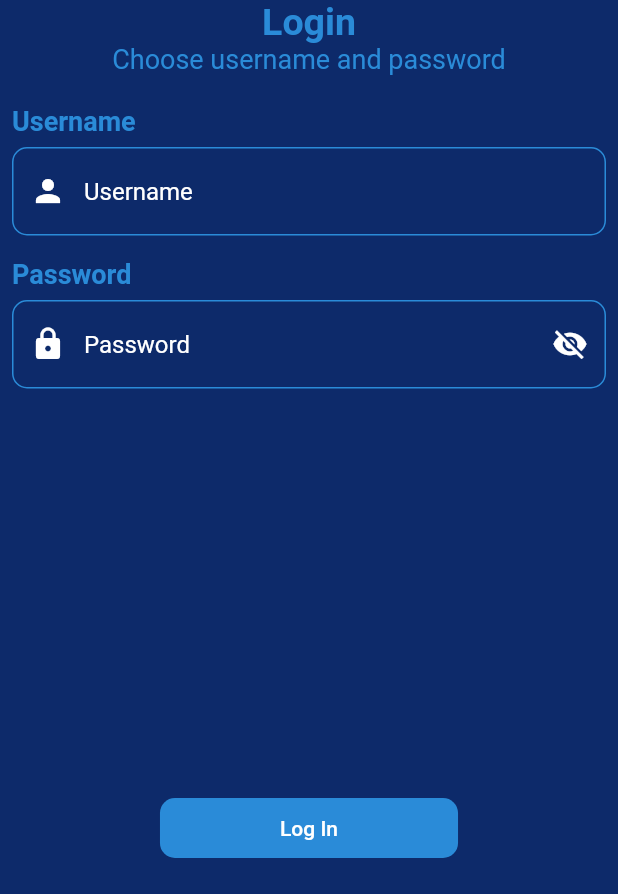
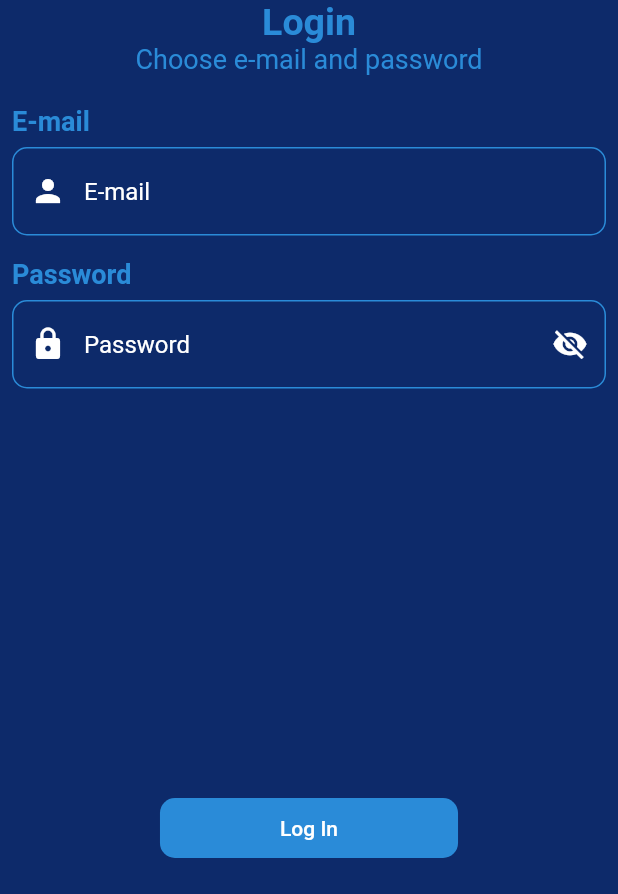
Before and after one commit to DavideDC99/nix, a Flutter app: the screen it shows after launch, after a tap on "Skip", after a tap on "Done", on a phone screen of 412 x 824 dp, the part 342-1236 px from its top. Run offline on Flutter 3.47's test engine with Material 2 defaults, Android fonts, the phone set to English and light mode, and no system bars; our stand-ins replace animated_notch_bottom_bar, awesome_snackbar_content, dio, fl_chart, floor, flutter_login and 8 more; missing offline and left inert: country_calling_code_picker, flutter_polygon, fluttermoji, gauge_indicator; accounts and stored records are empty; generated files the repository leaves out were written again; network calls fail.

Commit message:
zoom call 12/07

```diff
--- a/lib/pages/homepage.dart
+++ b/lib/pages/homepage.dart
@@ -37,6 +37,7 @@ class _HomePageState extends State<HomePage> {
   @override
   Widget build(BuildContext context) {
     String randomQuote = getRandomQuote();
+    var prefs = Provider.of<Preferences>(context, listen: false);
 
     return ChangeNotifierProvider<HomeProvider>(
         create: (context) => HomeProvider(
@@ -107,7 +108,7 @@ class _HomePageState extends State<HomePage> {
                           accountName: const Text('User name',
                               style: TextStyle(
                                   fontSize: 18, fontWeight: FontWeight.bold)),
-                          accountEmail: const Text('email'),
+                          accountEmail: Text('${prefs.usernameUser}'),
                           currentAccountPicture: FluttermojiCircleAvatar(
                               backgroundColor: Colors.blue.shade100)),
                       ListTile(
@@ -228,7 +229,7 @@ class _HomePageState extends State<HomePage> {
                                                   CrossAxisAlignment.start,
                                               children: [
                                                 Text(
-                                                  "${DateTime.now().day}/${DateTime.now().month}/${DateTime.now().year}",
+                                                  "${DateTime.now().subtract(const Duration(days: 1)).day}/${DateTime.now().subtract(const Duration(days: 1)).month}/${DateTime.now().subtract(const Duration(days: 1)).year}",
                                                   style: const TextStyle(
                                                     fontSize: 18,
                                                     color: Color.fromRGBO(
--- a/lib/pages/login/login_user.dart
+++ b/lib/pages/login/login_user.dart
@@ -53,14 +53,14 @@ class _LoginUserState extends State<LoginUser> {
                       fontSize: 25,
                       fontWeight: FontWeight.bold)),
               prefs.usernameUser == null || prefs.passwordUser == null ?
-              Text('Choose username and password', style: TextStyle(fontSize: 18, color: Color.fromARGB(239, 44, 146, 223))) :
+              Text('Choose e-mail and password', style: TextStyle(fontSize: 18, color: Color.fromARGB(239, 44, 146, 223))) :
               Text('Please login to use our app', style: TextStyle(fontSize: 18, color: Color.fromARGB(239, 44, 146, 223))),
               const SizedBox(
                 height: 20,
               ),
               const Align(
                 alignment: Alignment.topLeft,
-                child: Text('Username',
+                child: Text('E-mail',
                     style:
                         TextStyle(fontSize: 18, color:Color.fromARGB(239, 44, 146, 223), fontWeight: FontWeight.bold)),
               ),
@@ -90,7 +90,7 @@ class _LoginUserState extends State<LoginUser> {
                     Icons.person,
                     color: Colors.white,
                   ),
-                  hintText: 'Username',
+                  hintText: 'E-mail',
                   hintStyle: const TextStyle(color: Colors.white),
                 ),
               ),
--- a/lib/services/impact.dart
+++ b/lib/services/impact.dart
@@ -70,10 +70,7 @@ class ImpactService {
   Future<bool> getTokens(String username, String password) async {
     try {
       Response response = await _dio.post(ServerStrings.tokenEndpoint,
-          data: {
-            'username': username,
-            'password': password,
-          },
+          data: {'username': username, 'password': password},
           options: Options(
               contentType: 'application/json',
               followRedirects: false,
```
Also changed, not shown: lib/database/entities/stats.dart (+3 -4 lines), lib/database/database.g.dart.
